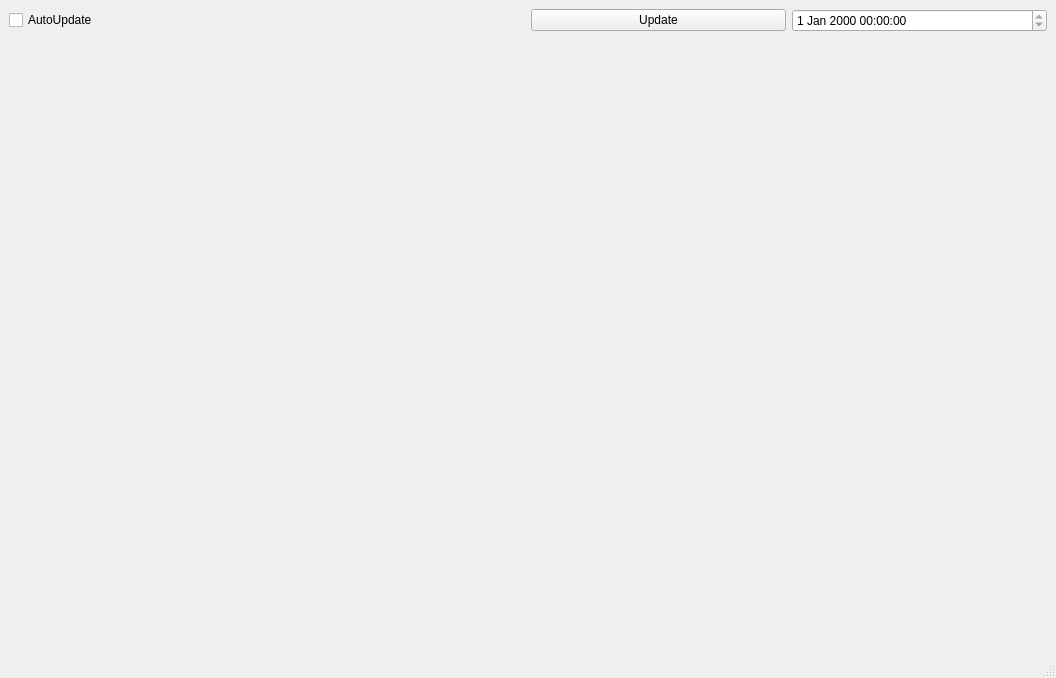
First picture: the form in design_1.ui, repository ScheinovOleja/GUI_WVS, before the edit.
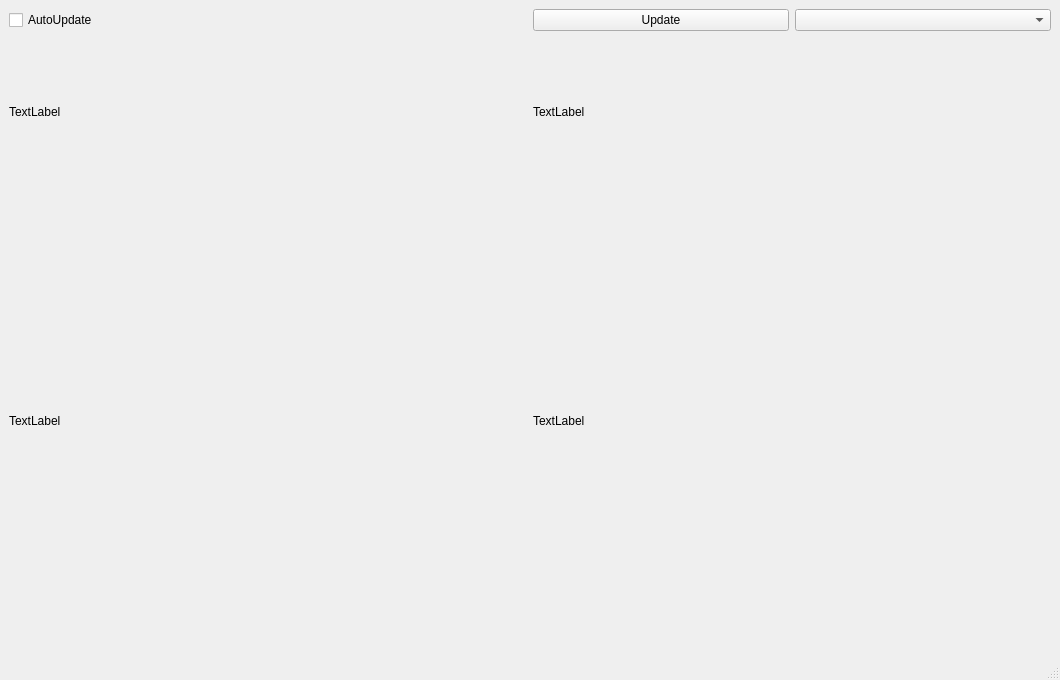
Second picture: the form after the edit.

```diff
--- a/design_1.ui
+++ b/design_1.ui
@@ -6,8 +6,8 @@
    <rect>
     <x>0</x>
     <y>0</y>
-    <width>1056</width>
-    <height>678</height>
+    <width>1060</width>
+    <height>680</height>
    </rect>
   </property>
   <property name="windowTitle">
@@ -32,19 +32,19 @@
        </widget>
       </item>
       <item>
-       <widget class="QDateTimeEdit" name="dateTimeEdit">
-        <property name="enabled">
-         <bool>true</bool>
-        </property>
-        <property name="readOnly">
-         <bool>true</bool>
-        </property>
-       </widget>
+       <widget class="QComboBox" name="comboBox"/>
       </item>
      </layout>
     </item>
     <item row="1" column="1">
      <layout class="QVBoxLayout" name="verticalLayout_2">
+      <item>
+       <widget class="QLabel" name="label_2">
+        <property name="text">
+         <string>TextLabel</string>
+        </property>
+       </widget>
+      </item>
       <item>
        <widget class="QWidget" name="widget_2" native="true"/>
       </item>
@@ -52,6 +52,13 @@
     </item>
     <item row="1" column="0">
      <layout class="QVBoxLayout" name="verticalLayout">
+      <item>
+       <widget class="QLabel" name="label">
+        <property name="text">
+         <string>TextLabel</string>
+        </property>
+       </widget>
+      </item>
       <item>
        <widget class="QWidget" name="widget" native="true"/>
       </item>
@@ -59,6 +66,13 @@
     </item>
     <item row="3" column="0">
      <layout class="QVBoxLayout" name="verticalLayout_3">
+      <item>
+       <widget class="QLabel" name="label_3">
+        <property name="text">
+         <string>TextLabel</string>
+        </property>
+       </widget>
+      </item>
       <item>
        <widget class="QWidget" name="widget_3" native="true"/>
       </item>
@@ -66,6 +80,13 @@
     </item>
     <item row="3" column="1">
      <layout class="QVBoxLayout" name="verticalLayout_4">
+      <item>
+       <widget class="QLabel" name="label_4">
+        <property name="text">
+         <string>TextLabel</string>
+        </property>
+       </widget>
+      </item>
       <item>
        <widget class="QWidget" name="widget_4" native="true"/>
       </item>
```
Left out of the diff: 4 changed lines with no effect on the pictures.
